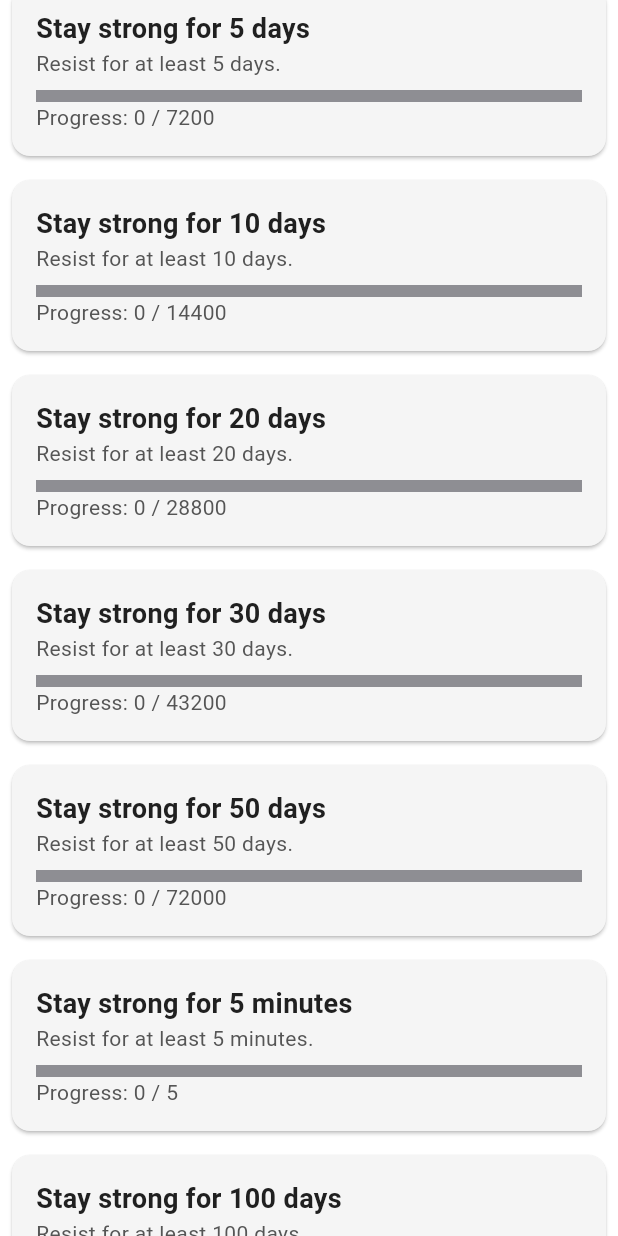
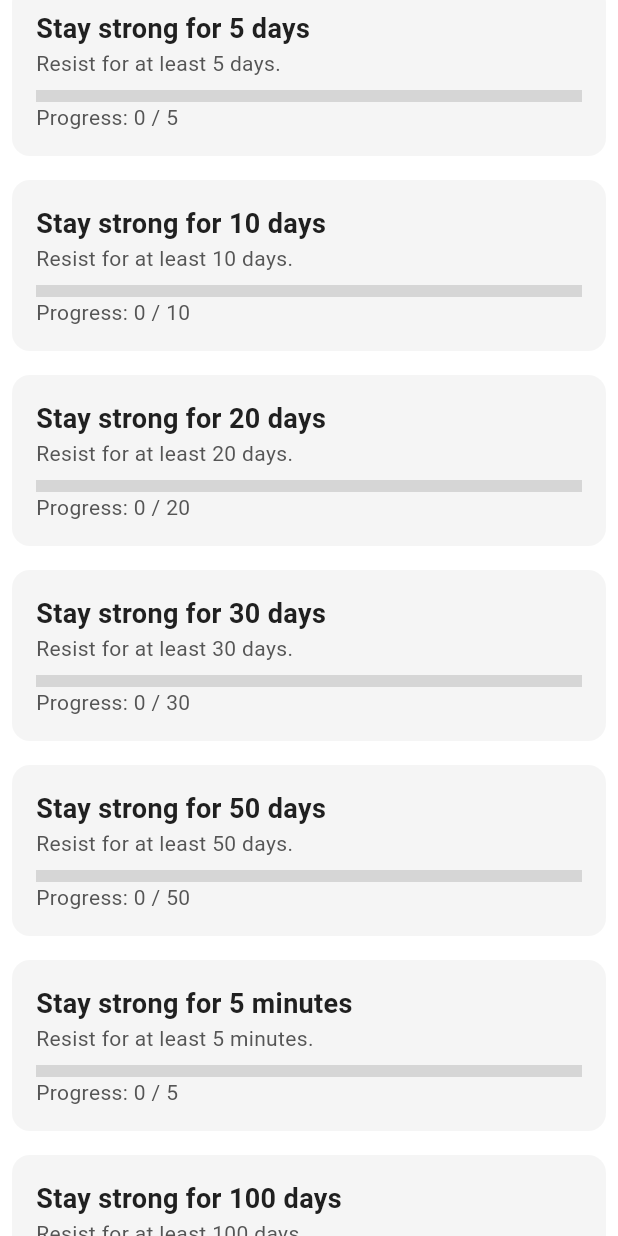
Before and after one commit to IsuruLakmal2000/NoFap, a Flutter app: the TaskScreen screen opened directly, scrolled down 1152 dp, on a phone screen of 412 x 824 dp. Run offline on Flutter 3.47's test engine with Material 3 defaults, Android fonts, the phone set to English and light mode, and no system bars; our stand-ins replace confetti, firebase_auth, firebase_core, firebase_database, fl_chart, google_nav_bar and 3 more; accounts and stored records are empty.

Commit message:
task edited

```diff
--- a/Assets/task.json
+++ b/Assets/task.json
@@ -84,7 +84,7 @@
     "title": "Stay strong for 2 days",
     "description": "Resist for at least 2 days.",
     "progress": 0,
-    "goal": 2880,
+    "goal": 2,
     "showProgress": true,
     "rewardType": "points",
     "rewardAmount": 4000
@@ -94,7 +94,7 @@
     "title": "Stay strong for 5 days",
     "description": "Resist for at least 5 days.",
     "progress": 0,
-    "goal": 7200,
+    "goal": 5,
     "showProgress": true,
     "rewardType": "points",
     "rewardAmount": 10000
@@ -104,7 +104,7 @@
     "title": "Stay strong for 10 days",
     "description": "Resist for at least 10 days.",
     "progress": 0,
-    "goal": 14400,
+    "goal": 10,
     "showProgress": true,
     "rewardType": "points",
     "rewardAmount": 20000
@@ -114,7 +114,7 @@
     "title": "Stay strong for 20 days",
     "description": "Resist for at least 20 days.",
     "progress": 0,
-    "goal": 28800,
+    "goal": 20,
     "showProgress": true,
     "rewardType": "points",
     "rewardAmount": 40000
@@ -124,7 +124,7 @@
     "title": "Stay strong for 30 days",
     "description": "Resist for at least 30 days.",
     "progress": 0,
-    "goal": 43200,
+    "goal": 30,
     "showProgress": true,
     "rewardType": "points",
     "rewardAmount": 60000
@@ -134,7 +134,7 @@
     "title": "Stay strong for 50 days",
     "description": "Resist for at least 50 days.",
     "progress": 0,
-    "goal": 72000,
+    "goal": 50,
     "showProgress": true,
     "rewardType": "points",
     "rewardAmount": 100000
@@ -144,7 +144,7 @@
     "title": "Stay strong for 75 days",
     "description": "Resist for at least 75 days.",
     "progress": 0,
-    "goal": 108000,
+    "goal": 75,
     "showProgress": true,
     "rewardType": "points",
     "rewardAmount": 150000
@@ -154,7 +154,7 @@
     "title": "Stay strong for 100 days",
     "description": "Resist for at least 100 days.",
     "progress": 0,
-    "goal": 144000,
+    "goal": 100,
     "showProgress": true,
     "rewardType": "points",
     "rewardAmount": 200000
@@ -164,7 +164,7 @@
     "title": "Stay strong for 200 days",
     "description": "Resist for at least 200 days.",
     "progress": 0,
-    "goal": 288000,
+    "goal": 200,
     "showProgress": true,
     "rewardType": "points",
     "rewardAmount": 400000
@@ -174,7 +174,7 @@
     "title": "Stay strong for 300 days",
     "description": "Resist for at least 300 days.",
     "progress": 0,
-    "goal": 432000,
+    "goal": 300,
     "showProgress": true,
     "rewardType": "points",
     "rewardAmount": 600000
--- /dev/null
+++ b/lib/Utils/TaskUtils.dart
@@ -0,0 +1,119 @@
+import 'package:shared_preferences/shared_preferences.dart';
+
+class TaskUtils {
+  static Future<int> calculateTaskProgress(Map<String, dynamic> task) async {
+    final prefs = await SharedPreferences.getInstance();
+    int progress = 0;
+
+    switch (task['id']) {
+      case 1: // Stay strong for 5 minutes
+        progress = await GetStreakProgress();
+        break;
+      case 2: // Stay strong for 30 minutes
+        progress = await GetStreakProgress();
+        break;
+
+      case 4: // Stay strong for 1 hour
+        progress = (await GetStreakProgress() / 60).floor();
+        break;
+      case 5: // Stay strong for 2 hours
+        progress = (await GetStreakProgress() / 60).floor();
+        break;
+      case 6: // Stay strong for 5 hours
+        progress = (await GetStreakProgress() / 60).floor();
+        break;
+      case 7: // Stay strong for 15 hours
+        progress = (await GetStreakProgress() / 60).floor();
+        break;
+      case 8: // Stay strong for 1 day
+        progress = (await GetStreakProgress() / (60 * 24)).floor();
+        break;
+      case 9: // Stay strong for 2 days
+        progress = (await GetStreakProgress() / (60 * 24)).floor();
+        break;
+      case 10: // Stay strong for 5 days
+        progress = (await GetStreakProgress() / (60 * 24)).floor();
+        break;
+      case 11: // Stay strong for 10 days
+        progress = (await GetStreakProgress() / (60 * 24)).floor();
+        break;
+      case 12: // Stay strong for 20 days
+        progress = (await GetStreakProgress() / (60 * 24)).floor();
+        break;
+      case 13: // Stay strong for 30 days
+        progress = (await GetStreakProgress() / (60 * 24)).floor();
+        break;
+      case 14: // Stay strong for 50 days
+        progress = (await GetStreakProgress() / (60 * 24)).floor();
+        break;
+      case 15: // Stay strong for 75 days
+        progress = (await GetStreakProgress() / (60 * 24)).floor();
+        break;
+      case 16: // Stay strong for 100 days
+        progress = (await GetStreakProgress() / (60 * 24)).floor();
+        break;
+      case 17: // Stay strong for 200 days
+        progress = (await GetStreakProgress() / (60 * 24)).floor();
+        break;
+      case 18: // Stay strong for 300 days
+        progress = (await GetStreakProgress() / (60 * 24)).floor();
+        break;
+
+      case 3: // Daily Login
+        final String today = DateTime.now().toIso8601String().split('T')[0];
+        final String? lastLoginDate = prefs.getString('lastLoginDate');
+        if (lastLoginDate == today) {
+          progress = 1; // Task completed for today
+        }
+        break;
+
+      case 19: // Post 1 time in the community
+      case 20: // Post 3 times in the community
+      case 21: // Post 5 times in the community
+      case 22: // Post 10 times in the community
+      case 23: // Post 50 times in the community
+        progress = prefs.getInt('communityPosts') ?? 0;
+        break;
+
+      case 24: // Earn 100 points
+      case 25: // Earn 500 points
+      case 26: // Earn 1500 points
+      case 27: // Earn 2500 points
+      case 28: // Earn 5000 points
+      case 29: // Earn 10000 points
+      case 30: // Earn 15000 points
+      case 31: // Earn 25000 points
+        progress = prefs.getInt('totalPoints') ?? 0;
+        break;
+
+      case 32: // React to 1 post
+      case 33: // React to 5 posts
+      case 34: // React to 10 posts
+      case 35: // React to 20 posts
+      case 36: // React to 40 posts
+      case 37: // React to 70 posts
+      case 38: // React to 120 posts
+      case 39: // React to 175 posts
+      case 40: // React to 250 posts
+      case 41: // React to 500 posts
+      case 42: // React to 1000 posts
+        progress = prefs.getInt('postReactions') ?? 0;
+        break;
+
+      default:
+        break;
+    }
+
+    return progress;
+  }
+
+  static Future<int> GetStreakProgress() async {
+    final prefs = await SharedPreferences.getInstance();
+    String? startDateString = prefs.getString('streakStartDate');
+    if (startDateString != null) {
+      DateTime startDate = DateTime.parse(startDateString);
+      return DateTime.now().difference(startDate).inMinutes;
+    }
+    return 0;
+  }
+}
--- a/lib/Widgets/LeaderBoard screen/TaskScreen.dart
+++ b/lib/Widgets/LeaderBoard screen/TaskScreen.dart
@@ -6,6 +6,7 @@ import 'package:shared_preferences/shared_preferences.dart';
 import 'package:nofap/theme/colors.dart';
 import 'package:provider/provider.dart';
 import 'package:confetti/confetti.dart';
+import 'package:nofap/Utils/TaskUtils.dart';
 
 class TaskScreen extends StatefulWidget {
   const TaskScreen({super.key});
@@ -41,7 +42,7 @@ class _TaskScreenState extends State<TaskScreen> {
 
     // Load collected task IDs from SharedPreferences
     final prefs = await SharedPreferences.getInstance();
-    prefs.remove("collectedTaskIds");
+    // prefs.remove("collectedTaskIds");
     final List<String>? collectedTaskIdsString = prefs.getStringList(
       'collectedTaskIds',
     );
@@ -67,30 +68,15 @@ class _TaskScreenState extends State<TaskScreen> {
   Future<void> _checkTaskProgress() async {
     final prefs = await SharedPreferences.getInstance();
     for (var task in tasks) {
-      int progress = 0;
       bool isCollected = collectedTaskIds.contains(task['id']);
-      if (task['id'] == 1) {
-        // Example: Fetch progress for "Stay strong for 5 minutes"
-        String? startDateString = prefs.getString('streakStartDate');
-        if (startDateString != null) {
-          DateTime startDate = DateTime.parse(startDateString);
-          progress = DateTime.now().difference(startDate).inMinutes;
-        }
-      } else if (task['id'] == 2) {
-        String? startDateString = prefs.getString('streakStartDate');
-        if (startDateString != null) {
-          DateTime startDate = DateTime.parse(startDateString);
-          progress = DateTime.now().difference(startDate).inMinutes;
-        }
-      } else if (task['id'] == 3) {
-        // Daily login task
+      int progress = await TaskUtils.calculateTaskProgress(task);
+
+      if (task['id'] == 3) {
+        // Reset collection status for daily login task if not completed today
         final String today = DateTime.now().toIso8601String().split('T')[0];
         final String? lastLoginDate = prefs.getString('lastLoginDate');
-        if (lastLoginDate == today) {
-          progress = 1; // Task completed for today
-        } else {
-          progress = 0; // Task not completed for today
-          isCollected = false; // Reset collection status for a new day
+        if (lastLoginDate != today) {
+          isCollected = false;
           collectedTaskIds.remove(task['id']);
           await prefs.setStringList(
             'collectedTaskIds',
@@ -98,6 +84,7 @@ class _TaskScreenState extends State<TaskScreen> {
           );
         }
       }
+
       setState(() {
         task['progress'] = progress;
         taskCompleted[task['id']] = progress >= task['goal'] && !isCollected;
@@ -175,6 +162,7 @@ class _TaskScreenState extends State<TaskScreen> {
                 itemBuilder: (context, index) {
                   final task = tasks[index];
                   return Card(
+                    shadowColor: Colors.transparent,
                     color: AppColors.lightGray,
                     margin: const EdgeInsets.all(8.0),
                     child: Padding(
@@ -182,6 +170,23 @@ class _TaskScreenState extends State<TaskScreen> {
                       child: Column(
                         crossAxisAlignment: CrossAxisAlignment.start,
                         children: [
+                          if (taskCompleted[task['id']] == true ||
+                              (task['id'] == 3 &&
+                                  task['progress'] == 1 &&
+                                  !collectedTaskIds.contains(task['id'])))
+                            Column(
+                              children: [
+                                Text(
+                                  'Claim your reward',
+                                  style: TextStyle(
+                                    color: AppColors.red,
+                                    fontSize: 12,
+                                    fontWeight: FontWeight.bold,
+                                  ),
+                                ),
+                              ],
+                            ),
+
                           Row(
                             mainAxisAlignment: MainAxisAlignment.spaceBetween,
                             children: [
@@ -204,13 +209,19 @@ class _TaskScreenState extends State<TaskScreen> {
                                   ),
                                 ],
                               ),
+
                               if (taskCompleted[task['id']] == true ||
                                   (task['id'] == 3 &&
                                       task['progress'] == 1 &&
                                       !collectedTaskIds.contains(task['id'])))
-                                ElevatedButton(
-                                  onPressed: () => _collectReward(task['id']),
-                                  child: const Text('Collect'),
+                                Column(
+                                  children: [
+                                    ElevatedButton(
+                                      onPressed:
+                                          () => _collectReward(task['id']),
+                                      child: const Text('Claim'),
+                                    ),
+                                  ],
                                 ),
                             ],
                           ),
@@ -222,7 +233,12 @@ class _TaskScreenState extends State<TaskScreen> {
                                 0.0,
                                 1.0,
                               ),
-                              backgroundColor: AppColors.mediumGray,
+                              backgroundColor: const Color.fromARGB(
+                                255,
+                                214,
+                                214,
+                                214,
+                              ),
                               valueColor: const AlwaysStoppedAnimation<Color>(
                                 Color.fromARGB(255, 6, 184, 0),
                               ),
```
Also changed, not shown: lib/Widgets/LeaderBoard screen/LeaderboardWidget.dart (+58 -1 lines).
